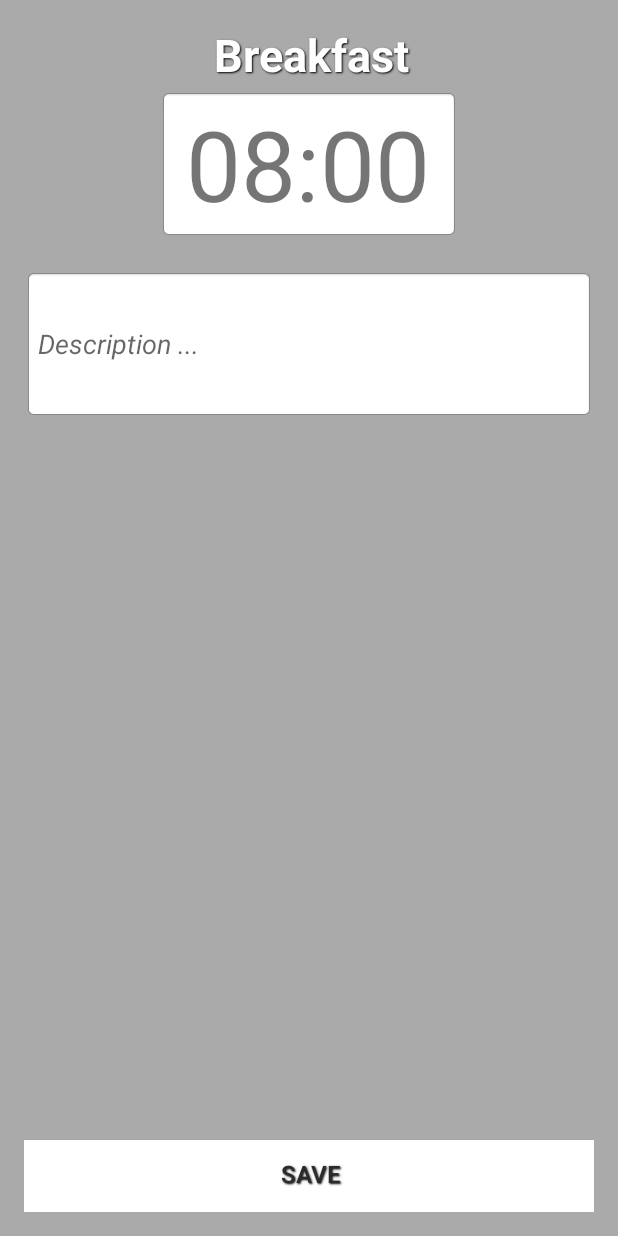
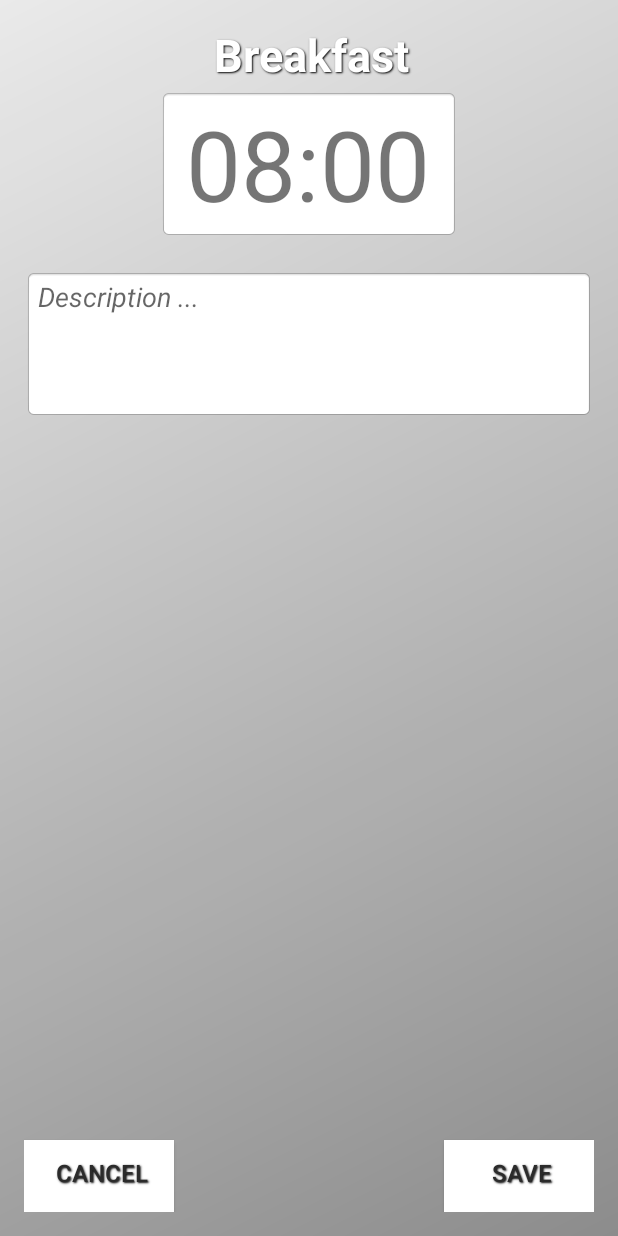
Before and after one commit to knattarna/DiabetesAppDev, an Android app: the screen it shows after launch (MainActivity), after a tap on "Breakfast", on a phone screen of 412 x 824 dp. Run offline under Robolectric (Android 15) with nearby library versions, the phone set to English and light mode, and no system bars.

Commit message:
Some more UI stuff. Added cancel button

```diff
--- a/app/src/main/java/com/knattarna/androidapp/diabetesappdev/app/MainActivity.java
+++ b/app/src/main/java/com/knattarna/androidapp/diabetesappdev/app/MainActivity.java
@@ -122,6 +122,7 @@ public class MainActivity extends Activity {
         private TextView name           = null;
         private EditText description    = null;
         private EditText blood          = null;
+        private Button cancelAct        = null;
 
         //the current activity only changes on save
         //private static Activity curr_act = null;
@@ -150,10 +151,13 @@ public class MainActivity extends Activity {
                 super.onActivityCreated(savedInstanceState);
 
                 saveAct     = (Button)   getActivity().findViewById(R.id.buttonSave);
+                cancelAct   = (Button)   getActivity().findViewById(R.id.buttonCancel);
                 displayTime = (TextView) getActivity().findViewById(R.id.textViewTimeDisplay);
                 description = (EditText) getActivity().findViewById(R.id.editText);
                 name        = (TextView) getActivity().findViewById(R.id.textViewName);
                 blood       = (EditText) getActivity().findViewById(R.id.editText2);
+
+
 
                 update();
                 // Listener for events within the activity fragment
@@ -217,6 +221,16 @@ public class MainActivity extends Activity {
                           }
                         return false;
                     }
+                });
+
+                //cancel
+
+                cancelAct.setOnClickListener(new View.OnClickListener() {
+                @Override
+                public void onClick(View v) {
+                    fragMan.popBackStack();
+                    }
+
                 });
 
                 //save changes
--- /dev/null
+++ b/app/src/main/res/drawable-hdpi/shade_background.xml
@@ -0,0 +1,9 @@
+<?xml version="1.0" encoding="utf-8"?>
+<shape xmlns:android="http://schemas.android.com/apk/res/android"
+android:shape="rectangle">
+<gradient
+    android:startColor="#10000000"
+    android:centerColor="#40000000"
+    android:endColor="#70000000"
+    android:angle="315" />
+</shape>
--- a/app/src/main/res/layout/activity_window.xml
+++ b/app/src/main/res/layout/activity_window.xml
@@ -7,7 +7,7 @@
     android:paddingTop="@dimen/activity_vertical_margin"
     android:paddingBottom="@dimen/activity_vertical_margin"
     tools:context=".MainActivity$ActivityFragment"
-    android:background="@android:color/darker_gray"
+    android:background="@drawable/shade_background"
     >
 
     <TextView
@@ -40,6 +40,7 @@
         android:layout_marginTop="20sp"
         android:id="@+id/editText"
         android:hint="@string/description_activity_window"
+        android:gravity="start"
         android:imeOptions="actionNext"
         android:inputType="textAutoCorrect"
         android:maxLength="50"
@@ -63,13 +64,26 @@
     />
 
     <Button
-        android:layout_width="fill_parent"
+        android:layout_width="100sp"
         android:layout_height="wrap_content"
         android:text="@string/save_button"
         android:id="@+id/buttonSave"
         android:layout_alignParentBottom="true"
         android:layout_alignParentRight="true"
         android:background="#ffffff"
+        android:gravity="center"
+        style="@style/save_button"
+        />
+
+    <Button
+        android:layout_width="100sp"
+        android:layout_height="wrap_content"
+        android:layout_alignParentBottom="true"
+        android:layout_alignParentLeft="true"
+        android:id="@+id/buttonCancel"
+        android:text="@string/cancel_activity_window"
+        android:gravity="center"
+        android:background="#ffffff"
         style="@style/save_button"
         />
 
--- a/app/src/main/res/values/strings.xml
+++ b/app/src/main/res/values/strings.xml
@@ -10,5 +10,6 @@
     <string name="save_button">SAVE</string>
     <string name="return_to_day_window">Return to today</string>
     <string name="add_activity">+</string>
+    <string name="cancel_activity_window">CANCEL</string>
 
 </resources>
--- a/app/src/main/res/values/styles.xml
+++ b/app/src/main/res/values/styles.xml
@@ -17,8 +17,8 @@
     </style>
 
     <style name="save_button">
-        <item name="android:paddingLeft">4px</item>
-        <item name="android:paddingBottom">4px</item>
+        <item name="android:paddingLeft">4dp</item>
+        <item name="android:paddingBottom">4dp</item>
         <item name="android:textColor">#2B2B2B</item>
         <item name="android:textSize">16sp</item>
         <item name="android:shadowColor">#000000</item>
```
